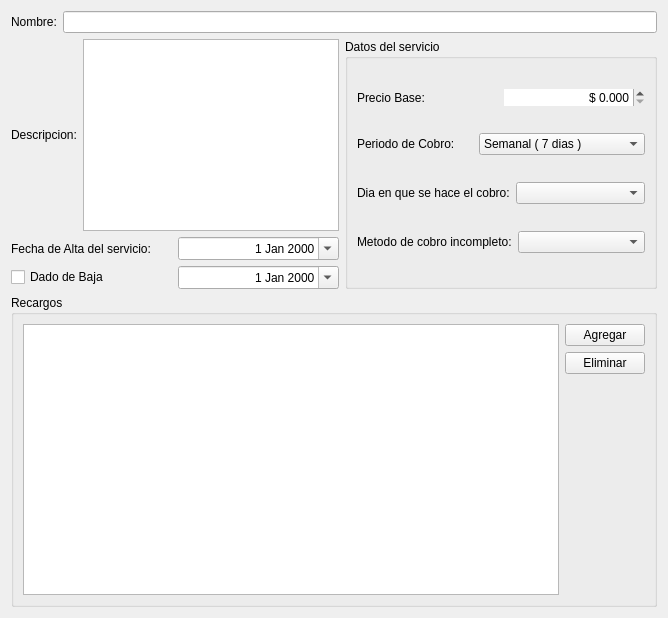
chungote/gestotux, file trunk/plugins/servicios/formServicioBase.ui: the form before one commit.
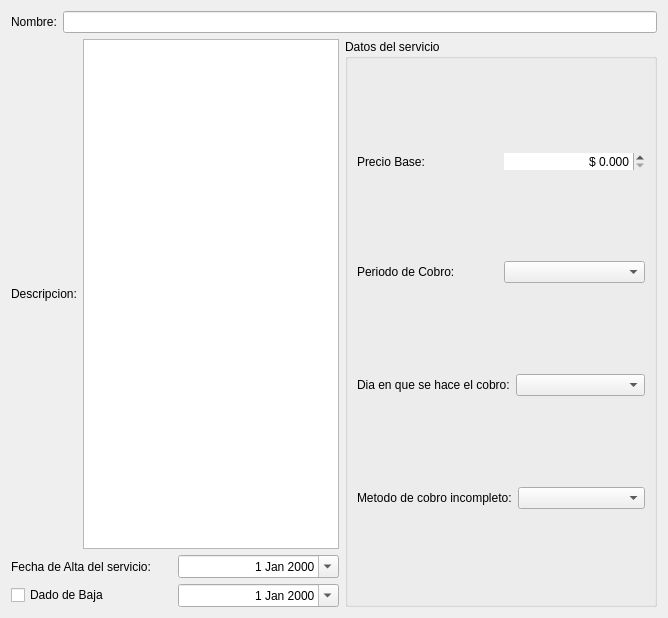
The form after the commit.

Commit message: - Mejorada la documentacion interna - Agregado formulario para ver plugins - Mejorada documentacion de entidades-relacion - Agregada capacidad de agregar un servicio - Mejorado mostrador de servicios - Agregadas tablas de pagos para SQLite

Diff of the .ui file:
```diff
--- a/trunk/plugins/servicios/formServicioBase.ui
+++ b/trunk/plugins/servicios/formServicioBase.ui
@@ -143,48 +143,7 @@
            </widget>
           </item>
           <item>
-           <widget class="QComboBox" name="CBPeriodo">
-            <item>
-             <property name="text">
-              <string>Semanal ( 7 dias )</string>
-             </property>
-            </item>
-            <item>
-             <property name="text">
-              <string>Quincenal ( 15 dias )</string>
-             </property>
-            </item>
-            <item>
-             <property name="text">
-              <string>Mensual ( 28-31 dias )</string>
-             </property>
-            </item>
-            <item>
-             <property name="text">
-              <string>Bi-Mensual ( 2 meses )</string>
-             </property>
-            </item>
-            <item>
-             <property name="text">
-              <string>Trimestral ( 3 meses )</string>
-             </property>
-            </item>
-            <item>
-             <property name="text">
-              <string>Cuatrimestral ( 4 meses )</string>
-             </property>
-            </item>
-            <item>
-             <property name="text">
-              <string>Seximestral ( 6 meses )</string>
-             </property>
-            </item>
-            <item>
-             <property name="text">
-              <string>Anual ( 12 meses )</string>
-             </property>
-            </item>
-           </widget>
+           <widget class="QComboBox" name="CBPeriodo"/>
           </item>
          </layout>
         </item>
@@ -221,49 +180,6 @@
      </item>
     </layout>
    </item>
-   <item>
-    <widget class="QGroupBox" name="groupBox">
-     <property name="title">
-      <string>Recargos</string>
-     </property>
-     <layout class="QHBoxLayout" name="horizontalLayout_6">
-      <item>
-       <widget class="QTableView" name="TVRecargos"/>
-      </item>
-      <item>
-       <layout class="QVBoxLayout" name="verticalLayout">
-        <item>
-         <widget class="QPushButton" name="PBAgregarRecargo">
-          <property name="text">
-           <string>Agregar</string>
-          </property>
-         </widget>
-        </item>
-        <item>
-         <widget class="QPushButton" name="PBEliminar">
-          <property name="text">
-           <string>Eliminar</string>
-          </property>
-         </widget>
-        </item>
-        <item>
-         <spacer name="verticalSpacer">
-          <property name="orientation">
-           <enum>Qt::Vertical</enum>
-          </property>
-          <property name="sizeHint" stdset="0">
-           <size>
-            <width>20</width>
-            <height>40</height>
-           </size>
-          </property>
-         </spacer>
-        </item>
-       </layout>
-      </item>
-     </layout>
-    </widget>
-   </item>
   </layout>
  </widget>
  <resources/>
```
The commit also changes 17 other files.
